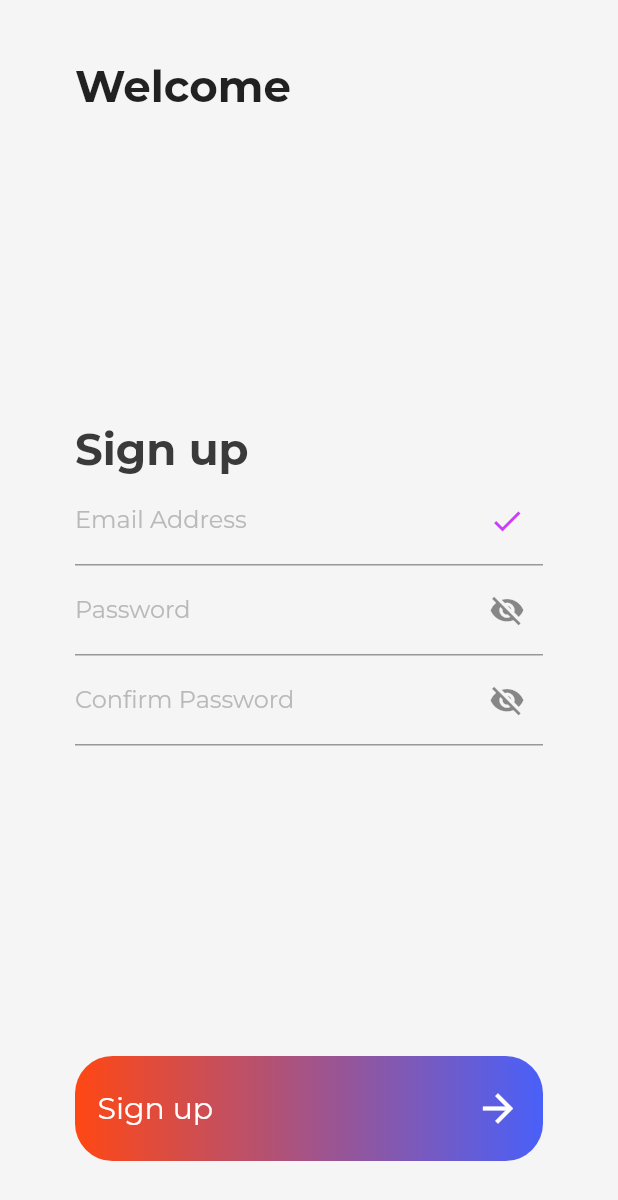
After one commit to PLP-Dart-Projects/village-banking, a Flutter app: the screen it shows after launch, after a tap on "Sign up", on a phone screen of 412 x 824 dp. The commit adds this screen. Shown: the top 1200 px of the screen. Run offline on Flutter 3.47's test engine with Material 2 defaults, Android fonts, the phone set to English and light mode, and no system bars; our stand-ins replace email_validator; project files that could hold a hidden picture were left out.

Commit message:
Added user functionality to text fields in Sign up

```diff
--- a/lib/main.dart
+++ b/lib/main.dart
@@ -1,6 +1,5 @@
 import 'package:flutter/material.dart';
-import 'package:villagebanking/pages/signInPage.dart';
-import 'package:villagebanking/pages/welcomePage.dart';
+import 'package:villagebanking/pages/welcome_page.dart';
 
 void main() {
   runApp(const MyApp());
@@ -16,7 +15,7 @@ class MyApp extends StatelessWidget {
           fontFamily: 'Montserrat',
           scaffoldBackgroundColor: const Color.fromRGBO(245, 245, 245, 1),
       ),
-      home: const SignInPage(),
+      home: const WelcomePage(),
     );
   }
 }
--- a/lib/pages/signInPage.dart
+++ b/lib/pages/sign_in_page.dart
@@ -95,6 +95,10 @@ class _SignInPageState extends State<SignInPage> {
                 keyboardType: TextInputType.visiblePassword,
                 textInputAction: TextInputAction.done,
               ),
+              TextButton(
+                  style: TextButton.styleFrom(padding: EdgeInsets.zero),
+                  onPressed: () {},
+                  child: const Text("Forgot Password?", textAlign: TextAlign.left,)),
               const Spacer(),
               const CustomButtonGradient(
                 title: "Sign in",
--- /dev/null
+++ b/lib/pages/sign_up_page.dart
@@ -0,0 +1,157 @@
+import 'package:email_validator/email_validator.dart';
+import 'package:flutter/material.dart';
+import 'package:villagebanking/widgets/button.dart';
+
+class SignUpPage extends StatefulWidget {
+  const SignUpPage({super.key});
+
+  @override
+  State<SignUpPage> createState() => _SignUpPageState();
+}
+
+class _SignUpPageState extends State<SignUpPage> {
+  bool passwordVisible = true;
+  bool isValid = true;
+  final _formKey = GlobalKey<FormState>();
+  final TextEditingController _pass = TextEditingController();
+  final TextEditingController _confirmPass = TextEditingController();
+
+  @override
+  void initState() {
+    super.initState();
+    passwordVisible = false;
+  }
+
+
+  @override
+  Widget build(BuildContext context) {
+    return Scaffold(
+      body: SafeArea(
+        child: Container(
+          padding: const EdgeInsets.only(
+            left: 50,
+            right: 50,
+            bottom: 30,
+          ),
+          child: Form(
+            autovalidateMode: AutovalidateMode.onUserInteraction,
+            key: _formKey,
+            child: Column(
+              crossAxisAlignment: CrossAxisAlignment.start,
+              children: [
+                const SizedBox(
+                  height: 40,
+                ),
+                const Text("Welcome",
+                  style: TextStyle(
+                    fontSize: 29,
+                    fontWeight: FontWeight.bold,
+                  ),
+                ),
+                const Spacer(),
+                const Text("Sign up",
+                style: TextStyle(
+                  fontSize: 29,
+                  fontWeight: FontWeight.bold,
+                  color: Color.fromRGBO(58, 58, 58, 1)
+                  ),
+                ),
+                TextField(
+                  onChanged: (value) {
+                    setState(() {
+                      isValid = EmailValidator.validate(value);
+                    });
+                  },
+                  keyboardType: TextInputType.emailAddress,
+                    decoration: InputDecoration(
+                      hintText: 'design@test.com',
+                      hintStyle: const TextStyle(
+                          color: Color.fromRGBO(58, 58, 58, 1),
+                      ),
+                      label: const Text("Email Address",
+                      style: TextStyle(
+                        color: Color.fromRGBO(185, 185, 185, 1)
+                        ),
+                      ),
+                      suffixIcon: Icon( isValid? Icons.check_sharp:
+                      Icons.close_sharp,
+                        color: const Color.fromRGBO(203, 62, 249, 1),
+                      ),
+                    ),
+                ),
+                TextFormField(
+                    controller: _pass,
+                    obscureText: passwordVisible,
+                    validator: (value) {
+                      if(value!.isEmpty){
+                        return 'Empty';
+                      }
+                      return null;
+                    },
+                    decoration: InputDecoration(
+                      label: const Text("Password",
+                      style: TextStyle(
+                        color: Color.fromRGBO(185, 185, 185, 1)
+                        ),
+                      ),
+                      suffixIcon: IconButton(
+                          onPressed: () {
+                            setState(() {
+                              passwordVisible = !passwordVisible;
+                            });
+                          },
+                          icon: Icon(passwordVisible? Icons.visibility_sharp :
+                          Icons.visibility_off_sharp
+                          ),
+                      )
+                    ),
+                  keyboardType: TextInputType.visiblePassword,
+                  textInputAction: TextInputAction.done,
+                ),
+                TextFormField(
+                    controller: _confirmPass,
+                    obscureText: passwordVisible,
+                    validator: (value) {
+                      if (value!.isEmpty){
+                        return 'Empty';
+                      }
+                      else if(_confirmPass.text != _pass.text) {
+                        return 'Passwords do not match';
+                      }
+                      return null;
+                    },
+                    decoration: InputDecoration(
+                      label: const Text("Confirm Password",
+                      style: TextStyle(
+                        color: Color.fromRGBO(185, 185, 185, 1)
+                        ),
+                      ),
+                      suffixIcon: IconButton(
+                          onPressed: () {
+                            setState(() {
+                              passwordVisible = !passwordVisible;
+                            });
+                          },
+                          icon: Icon(passwordVisible? Icons.visibility_sharp :
+                          Icons.visibility_off_sharp
+                          ),
+                      )
+                    ),
+                  keyboardType: TextInputType.visiblePassword,
+                  textInputAction: TextInputAction.done,
+                ),
+                const Spacer(),
+                const CustomButtonGradient(
+                  title: "Sign up",
+                ),
+                const SizedBox(
+                  height: 20,
+                ),
+              ],
+            ),
+          ),
+        ),
+      ),
+    );
+  }
+}
--- /dev/null
+++ b/lib/pages/welcome_page.dart
@@ -0,0 +1,64 @@
+import 'package:flutter/material.dart';
+import 'package:villagebanking/pages/sign_up_page.dart';
+import 'package:villagebanking/pages/signinPage.dart';
+import 'package:villagebanking/widgets/button.dart';
+
+class WelcomePage extends StatelessWidget {
+  const WelcomePage({super.key});
+
+  @override
+  Widget build(BuildContext context) {
+    return Scaffold(
+      body: SafeArea(
+        child: Container(
+          padding: const EdgeInsets.only(
+            left: 50,
+            right: 50,
+            bottom: 30,
+          ),
+          child: Column(
+            children: [
+              const SizedBox(
+                height: 40,
+              ),
+              const Text("Welcome Back",
+                style: TextStyle(
+                  fontSize: 40,
+                  fontWeight: FontWeight.bold,
+                ),
+              ),
+              const Spacer(),
+              InkWell(
+                onTap: () {
+                  Navigator.push(
+                      context, MaterialPageRoute(
+                    builder: (context) => const SignInPage(),
+                    ),
+                  );
+                },
+                child: const CustomButtonGradient(
+                  title: "Sign in",
+                ),
+              ),
+              const SizedBox(
+                height: 20,
+              ),
+              InkWell(
+                onTap: () {
+                  Navigator.push(
+                    context, MaterialPageRoute(
+                    builder: (context) => const SignUpPage(),
+                  ),
+                  );
+                },
+                child: const CustomButtonPlain(
+                  title: "Sign up",
+                ),
+              )
+            ],
+          ),
+        ),
+      ),
+    );
+  }
+}
```
Also changed, not shown: lib/pages/welcomePage.dart (deleted, +0 -44 lines), lib/screens/signin.dart (deleted, +0 -29 lines), lib/screens/signup.dart (deleted, +0 -16 lines), lib/widgets/custom_text_field.dart (deleted, +0 -18 lines), lib/widgets/sample.dart (deleted, +0 -47 lines).
